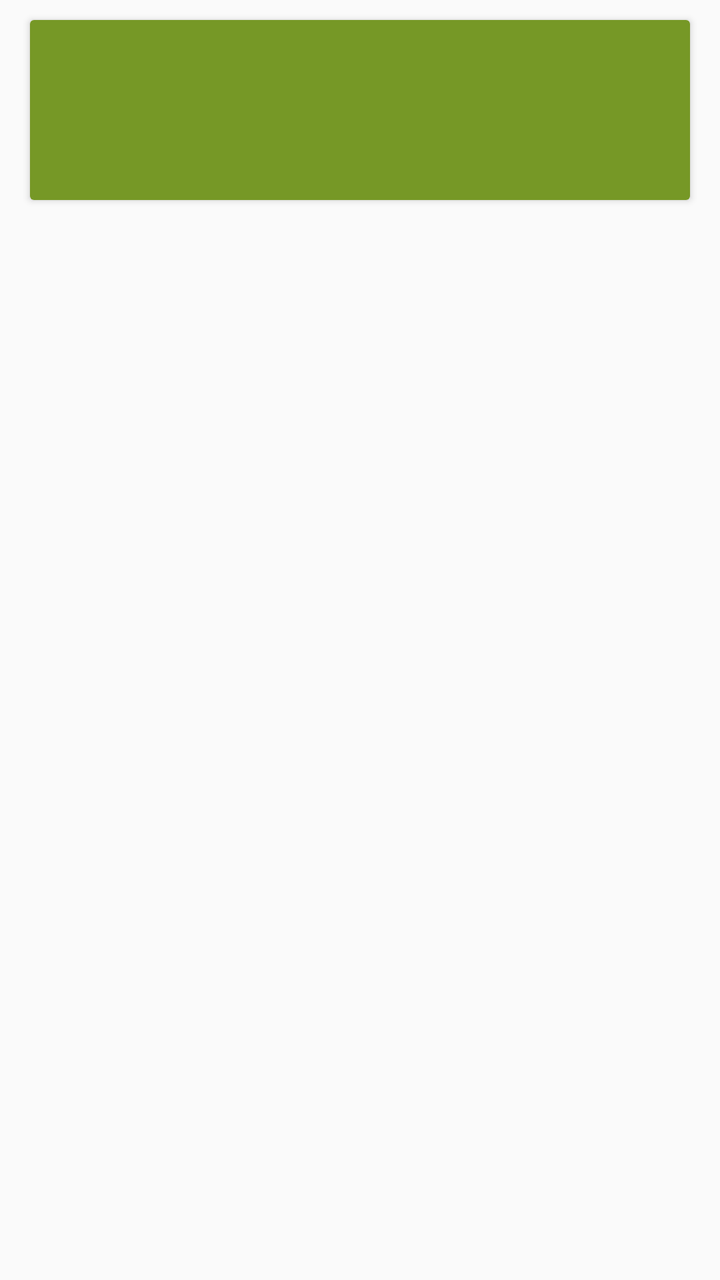
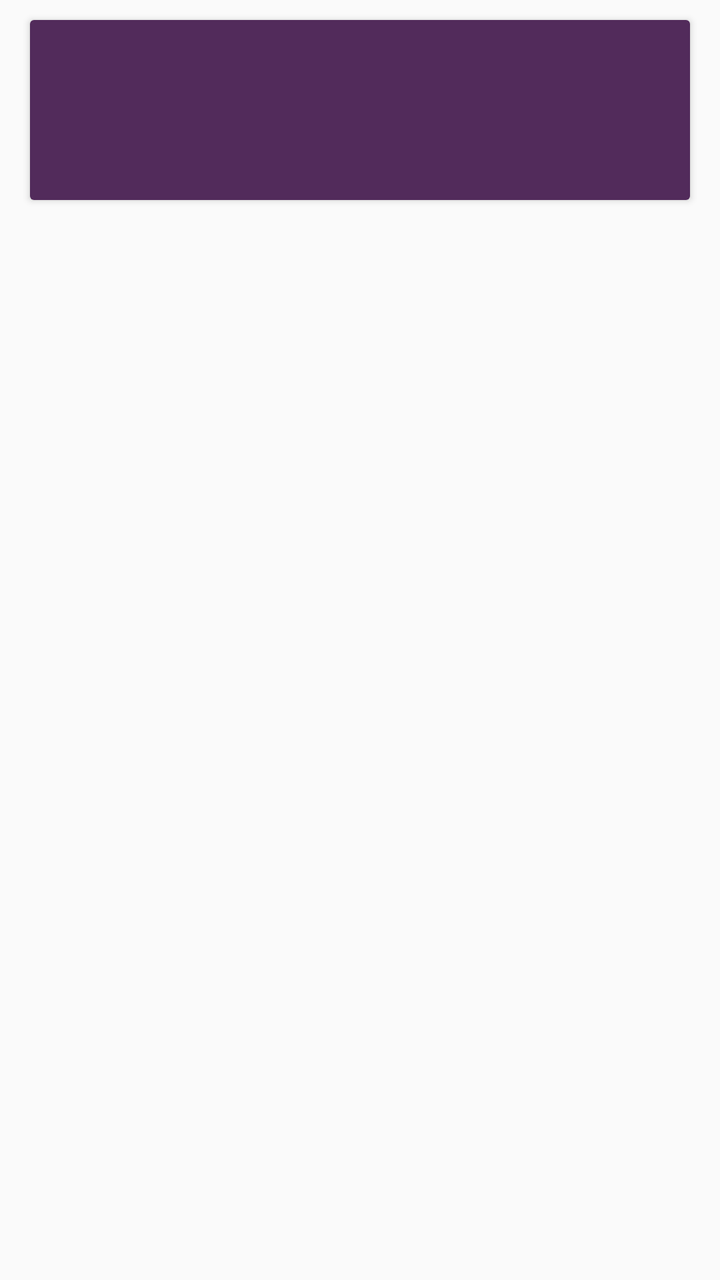

Before-and-after screenshots of an Android layout around one commit, followed by the original layout XML and the change that was made.
<!-- AndroidManifest.xml: application theme Theme.Masrofi -->
<!-- res/layout/category_shape.xml -->
<?xml version="1.0" encoding="utf-8"?>
<LinearLayout xmlns:android="http://schemas.android.com/apk/res/android"
    android:layout_width="match_parent"
    android:layout_height="wrap_content"
    xmlns:app="http://schemas.android.com/apk/res-auto"
    android:orientation="vertical">

    <androidx.cardview.widget.CardView
        android:layout_width="match_parent"
        android:layout_marginStart="15dp"
        android:layout_marginEnd="15dp"
        android:layout_marginTop="10dp"
        android:layout_marginBottom="10dp"
        android:layout_height="90dp"

        >
        <androidx.constraintlayout.widget.ConstraintLayout
            android:layout_width="match_parent"
            android:layout_height="match_parent"
            android:background="#769826"


            >
            <TextView
                android:id="@+id/categoryName"
                android:layout_width="wrap_content"
                android:layout_height="wrap_content"
                app:layout_constraintStart_toStartOf="parent"
                app:layout_constraintTop_toTopOf="parent"

                android:textColor="@color/white"
                android:textStyle="bold"
                android:fontFamily="monospace"
                android:padding="15dp"
                android:textSize="25sp"
                android:layout_margin="15dp"

                />
            <TextView
                android:id="@+id/categoryTotal"
                android:layout_width="wrap_content"
                android:layout_height="wrap_content"
                app:layout_constraintEnd_toEndOf="parent"
                app:layout_constraintTop_toTopOf="parent"

                android:textColor="@color/white"
                android:textStyle="bold"
                android:fontFamily="monospace"
                android:padding="15dp"
                android:textSize="25sp"
                android:layout_margin="15dp"

                />

        </androidx.constraintlayout.widget.ConstraintLayout>

    </androidx.cardview.widget.CardView>

</LinearLayout>
<!-- resources referenced by this layout -->
<resources>
  <color name="white">#FFFFFFFF</color>
  <style name="Theme.Masrofi" parent="Base.Theme.Masrofi" />
  <style name="Base.Theme.Masrofi" parent="Theme.Design.Light.NoActionBar">
          
          
      </style>
</resources>

<!-- the commit's change to res/layout/category_shape.xml (unified diff, before → after) -->
@@ -17,7 +17,7 @@
         <androidx.constraintlayout.widget.ConstraintLayout
             android:layout_width="match_parent"
             android:layout_height="match_parent"
-            android:background="#769826"
+            android:background="#522B5B"
 
 
             >
